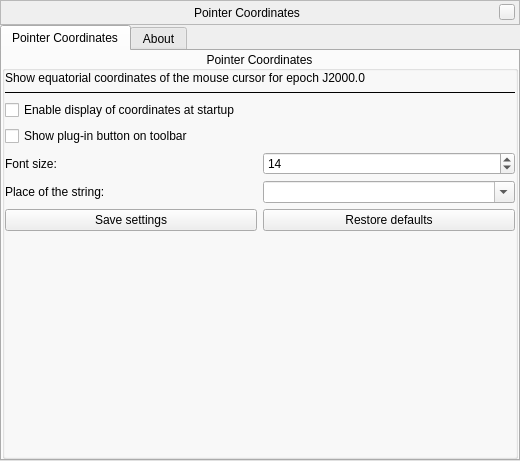
Above: plugins/PointerCoordinates/src/gui/pointerCoordinatesWindow.ui from 519984307/stellarium_src before the change. Below: the same form after it.
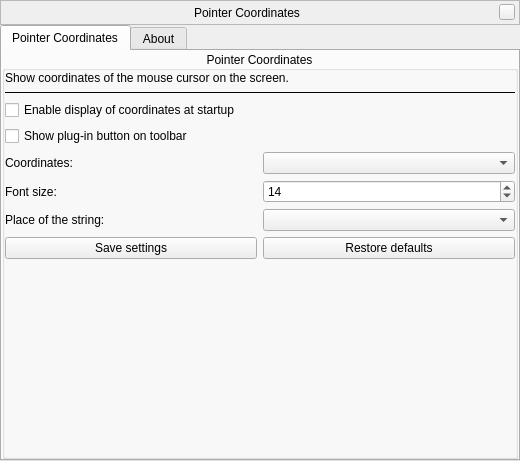
That is the form after the change. Custom widgets are drawn as their Qt base class.

Commit message: Providing an option to display Hour Angle/Dec, Alt/Az and Ecl.Long/Lat. coordinates in addition to RA/Dec coordinates in the Pointer Coordinates plugin

The edit to the form file:
```diff
--- a/plugins/PointerCoordinates/src/gui/pointerCoordinatesWindow.ui
+++ b/plugins/PointerCoordinates/src/gui/pointerCoordinatesWindow.ui
@@ -184,7 +184,7 @@
           <item>
            <widget class="QLabel" name="labelCoordinatesDescription">
             <property name="text">
-             <string>Show equatorial coordinates of the mouse cursor for epoch J2000.0</string>
+             <string>Show coordinates of the mouse cursor on the screen.</string>
             </property>
             <property name="wordWrap">
              <bool>true</bool>
@@ -227,6 +227,30 @@
             </property>
            </widget>
           </item>
+          <item>
+           <layout class="QHBoxLayout" name="horizontalLayout_4">
+            <item>
+             <widget class="QLabel" name="labelCoordinateSystem">
+              <property name="toolTip">
+               <string>Which coordinate system will be used for displaying</string>
+              </property>
+              <property name="text">
+               <string>Coordinates:</string>
+              </property>
+             </widget>
+            </item>
+            <item>
+             <widget class="QComboBox" name="coordinateSystemComboBox">
+              <property name="editable">
+               <bool>false</bool>
+              </property>
+              <property name="insertPolicy">
+               <enum>QComboBox::NoInsert</enum>
+              </property>
+             </widget>
+            </item>
+           </layout>
+          </item>
           <item>
            <layout class="QHBoxLayout" name="horizontalLayout">
             <item>
@@ -266,7 +290,7 @@
             <item>
              <widget class="QComboBox" name="placeComboBox">
               <property name="editable">
-               <bool>true</bool>
+               <bool>false</bool>
               </property>
               <property name="insertPolicy">
                <enum>QComboBox::NoInsert</enum>
```
The commit also changes 6 other files.
